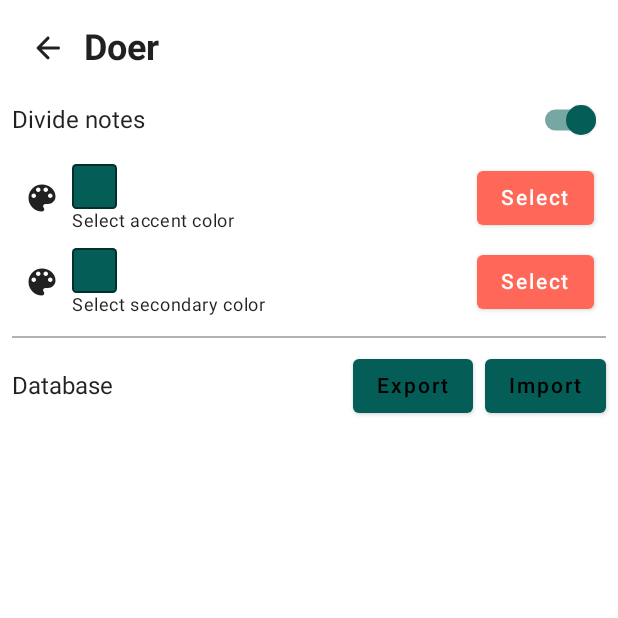
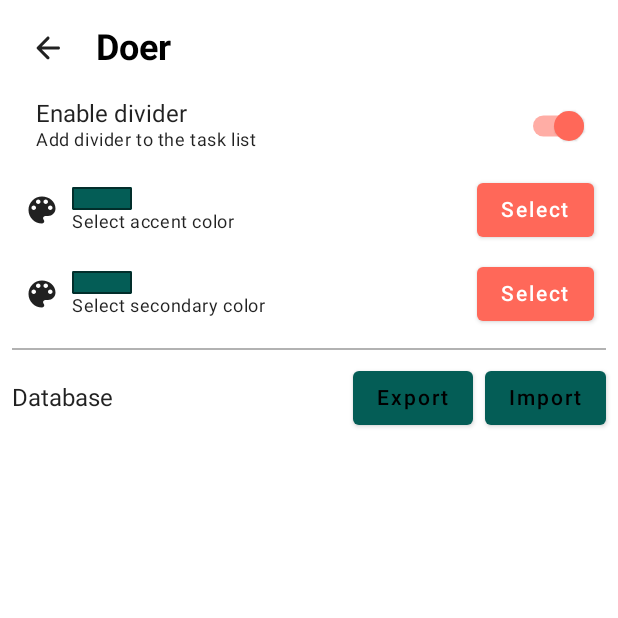
Before and after one commit to anikolsky/Doer, an Android app built with Jetpack Compose: the SettingsScreen screen opened through its navigation route, on a phone screen of 412 x 824 dp, the top half of it. Run offline under Robolectric (Android 15) with nearby library versions, the phone set to English and light mode, and no system bars; our stand-ins replace Dagger/Hilt's generated code, accompanist.

Commit message:
Added composable item for switch setting, topbar is reusable now

```diff
--- /dev/null
+++ b/app/src/main/java/com/omtorney/doer/notes/presentation/components/TopBar.kt
@@ -0,0 +1,91 @@
+package com.omtorney.doer.notes.presentation.components
+
+import androidx.compose.foundation.layout.Row
+import androidx.compose.foundation.layout.RowScope
+import androidx.compose.foundation.layout.fillMaxWidth
+import androidx.compose.foundation.layout.padding
+import androidx.compose.material.*
+import androidx.compose.material.icons.Icons
+import androidx.compose.material.icons.rounded.ArrowBack
+import androidx.compose.material.icons.rounded.MoreVert
+import androidx.compose.material.icons.rounded.Settings
+import androidx.compose.runtime.Composable
+import androidx.compose.ui.Alignment
+import androidx.compose.ui.Modifier
+import androidx.compose.ui.graphics.Color
+import androidx.compose.ui.res.stringResource
+import androidx.compose.ui.text.TextStyle
+import androidx.compose.ui.text.font.FontWeight
+import androidx.compose.ui.unit.dp
+import com.omtorney.doer.R
+import com.omtorney.doer.notes.presentation.home.NotesEvent
+
+@Composable
+fun TopBar(
+    modifier: Modifier = Modifier,
+    content: @Composable (RowScope.() -> Unit)
+) {
+    Row(
+        verticalAlignment = Alignment.CenterVertically,
+        modifier = modifier.fillMaxWidth()
+    ) {
+        content()
+    }
+}
+
+@Composable
+fun AppName(
+    modifier: Modifier = Modifier,
+    accentColor: Long
+) {
+    Text(
+        text = stringResource(R.string.app_name),
+        style = MaterialTheme.typography.h5.merge(
+            TextStyle(
+                color = contentColorFor(backgroundColor = Color(accentColor)),
+                fontWeight = FontWeight.Bold
+            )
+        ),
+        modifier = modifier.padding(start = 8.dp)
+    )
+}
+
+@Composable
+fun MoreButton(
+    accentColor: Long,
+    onClick: () -> Unit
+) {
+    IconButton(onClick = onClick) {
+        Icon(
+            imageVector = Icons.Rounded.MoreVert,
+            contentDescription = stringResource(R.string.sort),
+            tint = contentColorFor(backgroundColor = Color(accentColor))
+        )
+    }
+}
+
+@Composable
+fun SettingsButton(
+    accentColor: Long,
+    onClick: () -> Unit
+) {
+    IconButton(onClick = onClick) {
+        Icon(
+            imageVector = Icons.Rounded.Settings,
+            contentDescription = stringResource(R.string.settings),
+            tint = contentColorFor(backgroundColor = Color(accentColor))
+        )
+    }
+}
+
+@Composable
+fun BackButton(
+    onClick: () -> Unit
+) {
+    IconButton(onClick = onClick) {
+        Icon(
+            imageVector = Icons.Rounded.ArrowBack,
+            contentDescription = stringResource(R.string.dismiss)
+        )
+    }
+}
--- a/app/src/main/java/com/omtorney/doer/notes/presentation/edit/NoteScreen.kt
+++ b/app/src/main/java/com/omtorney/doer/notes/presentation/edit/NoteScreen.kt
@@ -10,6 +10,7 @@ import androidx.compose.material.icons.rounded.ArrowBack
 import androidx.compose.runtime.*
 import androidx.compose.ui.Alignment
 import androidx.compose.ui.Modifier
+import androidx.compose.ui.draw.clip
 import androidx.compose.ui.focus.FocusRequester
 import androidx.compose.ui.focus.focusRequester
 import androidx.compose.ui.geometry.Offset
@@ -27,6 +28,9 @@ import androidx.compose.ui.unit.sp
 import androidx.hilt.navigation.compose.hiltViewModel
 import com.omtorney.doer.R
 import com.omtorney.doer.core.model.NotePriorityConverter
+import com.omtorney.doer.notes.presentation.components.AppName
+import com.omtorney.doer.notes.presentation.components.BackButton
+import com.omtorney.doer.notes.presentation.components.TopBar
 import com.omtorney.doer.notes.util.NotePriority
 import kotlinx.coroutines.flow.collectLatest
 import kotlinx.coroutines.launch
@@ -113,34 +117,17 @@ fun NoteScreen(
                 )
         ) {
             Column(modifier = Modifier.padding(8.dp)) {
+                TopBar(modifier = Modifier.padding(bottom = 8.dp)) {
+                    BackButton(onClick = onClickClose)
+                    /** Priority buttons */
+                    Surface(
+                        shape = RoundedCornerShape(10.dp),
+                        color = MaterialTheme.colors.surface.copy(alpha = 0.45f),
+                        modifier = Modifier.weight(1f)
+                    ) {
                         Row(
                             verticalAlignment = Alignment.CenterVertically,
-                    modifier = Modifier.fillMaxWidth()
-                ) {
-                    /** Back button */
-                    IconButton(onClick = onClickClose) {
-                        Icon(
-                            imageVector = Icons.Rounded.ArrowBack,
-                            contentDescription = stringResource(R.string.dismiss),
-                            tint = contentColorFor(backgroundColor = Color(accentColor))
-                        )
-                    }
-                    /** App name */
-//                    Text(
-//                        text = stringResource(R.string.app_name),
-//                        style = MaterialTheme.typography.h5.merge(
-//                            TextStyle(
-//                                color = contentColorFor(backgroundColor = Color(accentColor)),
-//                                fontWeight = FontWeight.Bold
-//                            )
-//                        ),
-//                        modifier = Modifier.weight(1f)
-//                    )
-                    /** Priority buttons */
-                    Row(
-                        verticalAlignment = Alignment.CenterVertically,
-                        horizontalArrangement = Arrangement.Start,
-                        modifier = Modifier.weight(1f)
+                            horizontalArrangement = Arrangement.SpaceEvenly
                         ) {
                             radioOptions.forEach { notePriority ->
                                 val priorityIndex = NotePriorityConverter().toInt(notePriority)
@@ -158,6 +145,7 @@ fun NoteScreen(
                                         unselectedColor = notePriority.color
                                     )
                                 )
+                            }
                         }
                     }
                     /** Pin button */
--- a/app/src/main/java/com/omtorney/doer/notes/presentation/home/HomeScreen.kt
+++ b/app/src/main/java/com/omtorney/doer/notes/presentation/home/HomeScreen.kt
@@ -26,9 +26,7 @@ import androidx.compose.ui.text.font.FontWeight
 import androidx.compose.ui.unit.dp
 import androidx.hilt.navigation.compose.hiltViewModel
 import com.omtorney.doer.R
-import com.omtorney.doer.notes.presentation.components.OrderSection
-import com.omtorney.doer.notes.presentation.components.NoteItem
-import com.omtorney.doer.notes.presentation.components.PinnedNoteItem
+import com.omtorney.doer.notes.presentation.components.*
 import kotlinx.coroutines.launch
 
 @OptIn(ExperimentalFoundationApi::class)
@@ -86,38 +84,19 @@ fun HomeScreen(
                     )
                 )
         ) {
-            Row(
-                verticalAlignment = Alignment.CenterVertically,
-                modifier = Modifier
-                    .fillMaxWidth()
-                    .padding(8.dp)
-            ) {
-                Text(
-                    text = stringResource(R.string.app_name),
-                    style = MaterialTheme.typography.h5.merge(
-                        TextStyle(
-                            color = contentColorFor(backgroundColor = Color(accentColor)),
-                            fontWeight = FontWeight.Bold
-                        )
-                    ),
-                    modifier = Modifier
-                        .weight(1f)
-                        .padding(start = 8.dp)
+            TopBar(modifier = Modifier.padding(8.dp)) {
+                AppName(
+                    accentColor = accentColor,
+                    modifier = Modifier.weight(1f)
                 )
-                IconButton(onClick = { viewModel.onEvent(NotesEvent.ToggleOrderSection) }) {
-                    Icon(
-                        imageVector = Icons.Rounded.MoreVert,
-                        contentDescription = stringResource(R.string.sort),
-                        tint = contentColorFor(backgroundColor = Color(accentColor))
-                    )
-                }
-                IconButton(onClick = onSettingsClick) {
-                    Icon(
-                        imageVector = Icons.Rounded.Settings,
-                        contentDescription = stringResource(R.string.settings),
-                        tint = contentColorFor(backgroundColor = Color(accentColor))
-                    )
-                }
+                MoreButton(
+                    accentColor = accentColor,
+                    onClick = { viewModel.onEvent(NotesEvent.ToggleOrderSection) }
+                )
+                SettingsButton(
+                    accentColor = accentColor,
+                    onClick = onSettingsClick
+                )
             }
             AnimatedVisibility(
                 visible = state.isOrderSectionVisible,
@@ -138,7 +117,7 @@ fun HomeScreen(
                 }
             }
             LazyColumn(modifier = Modifier.fillMaxSize()) {
-                /** Pinned */
+                /** Pinned list */
                 items(
                     items = state.notes,
                     key = { it.id?.plus(1000) ?: "" } // TODO get other unique id
@@ -157,7 +136,7 @@ fun HomeScreen(
                         }
                     }
                 }
-                /** Unpinned */
+                /** Unpinned list */
                 items(
                     items = state.notes,
                     key = { it.id ?: "" }
--- a/app/src/main/java/com/omtorney/doer/settings/presentation/SettingsScreen.kt
+++ b/app/src/main/java/com/omtorney/doer/settings/presentation/SettingsScreen.kt
@@ -27,6 +27,9 @@ import androidx.hilt.navigation.compose.hiltViewModel
 import com.omtorney.doer.R
 import com.omtorney.doer.settings.presentation.components.ColorPickerDialog
 import com.omtorney.doer.core.presentation.theme.DoerTheme
+import com.omtorney.doer.notes.presentation.components.AppName
+import com.omtorney.doer.notes.presentation.components.BackButton
+import com.omtorney.doer.notes.presentation.components.TopBar
 import com.omtorney.doer.settings.presentation.components.ColorType
 
 @OptIn(ExperimentalMaterialApi::class)
@@ -37,7 +40,7 @@ fun SettingsScreen(
     onClickClose: () -> Unit
 ) {
     val context = LocalContext.current
-    val lineDividerState = viewModel.lineDividerState.collectAsState()
+    val lineDividerState by viewModel.lineDividerState.collectAsState()
     val accentColor by viewModel.accentColor.collectAsState()
     val secondaryColor by viewModel.secondaryColor.collectAsState()
     var colorPickerOpen by remember { mutableStateOf(false) }
@@ -59,41 +62,34 @@ fun SettingsScreen(
                     .fillMaxSize()
                     .padding(8.dp)
             ) {
-                Row(
-                    verticalAlignment = Alignment.CenterVertically,
-                    modifier = Modifier.fillMaxWidth()
-                ) {
-                    IconButton(onClick = onClickClose) {
-                        Icon(
-                            imageVector = Icons.Rounded.ArrowBack,
-                            contentDescription = stringResource(R.string.dismiss)
-                        )
-                    }
-                    Text(
-                        text = stringResource(R.string.app_name),
-                        style = MaterialTheme.typography.h5.merge(
-                            TextStyle(fontWeight = FontWeight.Bold)
-                        ),
-                        modifier = Modifier.weight(1f)
-                    )
+                TopBar {
+                    BackButton(onClick = onClickClose)
+                    AppName(accentColor = accentColor)
                 }
-                LineDividerSwitcher(
-                    color = accentColor,
-                    checked = lineDividerState.value,
+                /** Line divider switch */
+                SettingsMenuSwitch(
+                    title = { Text(text = "Enable divider") },
+                    subtitle = "Add divider to the task list",
+                    state = lineDividerState,
                     onCheckedChange = { viewModel.setLineDividerState(it) }
                 )
                 /** Accent color */
                 SettingsMenuButton(
-                    icon = R.drawable.round_color,
+                    icon = {
+                        Icon(
+                            painter = painterResource(R.drawable.round_color),
+                            contentDescription = null
+                        )
+                    },
                     title = {
                         Canvas(
                             modifier = Modifier
-                                .size(30.dp)
-                                .clip(RoundedCornerShape(10))
+                                .size(width = 40.dp, height = 15.dp)
+                                .clip(RoundedCornerShape(6))
                                 .border(
                                     1.dp,
                                     MaterialTheme.colors.onBackground.copy(alpha = 0.5f),
-                                    RoundedCornerShape(10)
+                                    RoundedCornerShape(6)
                                 )
                                 .background(color = Color(accentColor))
                         ) {}
@@ -106,16 +102,21 @@ fun SettingsScreen(
                 )
                 /** Secondary color */
                 SettingsMenuButton(
-                    icon = R.drawable.round_color,
+                    icon = {
+                        Icon(
+                            painter = painterResource(R.drawable.round_color),
+                            contentDescription = null
+                        )
+                    },
                     title = {
                         Canvas(
                             modifier = Modifier
-                                .size(30.dp)
-                                .clip(RoundedCornerShape(10))
+                                .size(width = 40.dp, height = 15.dp)
+                                .clip(RoundedCornerShape(6))
                                 .border(
                                     1.dp,
                                     MaterialTheme.colors.onBackground.copy(alpha = 0.5f),
-                                    RoundedCornerShape(10)
+                                    RoundedCornerShape(6)
                                 )
                                 .background(color = Color(secondaryColor))
                         ) {}
@@ -161,28 +162,61 @@ fun SettingsScreen(
 }
 
 @Composable
-fun SettingsMenuButton(
-    @DrawableRes icon: Int,
+fun SettingsMenuSwitch(
+    modifier: Modifier = Modifier,
+    icon: @Composable (() -> Unit)? = null,
     title: @Composable () -> Unit,
     subtitle: String,
-    onClick: () -> Unit,
-    modifier: Modifier = Modifier
+    state: Boolean,
+    onCheckedChange: (Boolean) -> Unit
 ) {
     Row(
         verticalAlignment = Alignment.CenterVertically,
         modifier = modifier.padding(horizontal = 8.dp, vertical = 4.dp)
     ) {
-        Icon(
-            painter = painterResource(id = icon),
-            contentDescription = subtitle
-        )
+        icon?.invoke()
         Column(
             modifier = Modifier
                 .weight(1f)
                 .padding(horizontal = 8.dp)
         ) {
             title()
-            Text(text = subtitle, style = MaterialTheme.typography.caption)
+            Text(
+                text = subtitle,
+                style = MaterialTheme.typography.caption
+            )
+        }
+        Switch(
+            checked = state,
+            onCheckedChange = { onCheckedChange(it) },
+            colors = SwitchDefaults.colors(MaterialTheme.colors.primary)
+        )
+    }
+}
+
+@Composable
+fun SettingsMenuButton(
+    modifier: Modifier = Modifier,
+    icon: @Composable (() -> Unit)? = null,
+    title: @Composable () -> Unit,
+    subtitle: String,
+    onClick: () -> Unit
+) {
+    Row(
+        verticalAlignment = Alignment.CenterVertically,
+        modifier = modifier.padding(horizontal = 8.dp, vertical = 4.dp)
+    ) {
+        icon?.invoke()
+        Column(
+            modifier = Modifier
+                .weight(1f)
+                .padding(horizontal = 8.dp)
+        ) {
+            title()
+            Text(
+                text = subtitle,
+                style = MaterialTheme.typography.caption
+            )
         }
         Button(
             onClick = onClick,
@@ -221,26 +255,6 @@ fun DatabaseActions(
     }
 }
 
-@Composable
-fun LineDividerSwitcher(
-    color: Long,
-    checked: Boolean,
-    onCheckedChange: (Boolean) -> Unit
-) {
-    Row(verticalAlignment = Alignment.CenterVertically) {
-        Text(
-            text = "Divide notes",
-            modifier = Modifier.weight(1f),
-            style = MaterialTheme.typography.body1
-        )
-        Switch(
-            checked = checked,
-            onCheckedChange = { onCheckedChange(it) },
-            colors = SwitchDefaults.colors(Color(color))
-        )
-    }
-}
-
 @Preview(showBackground = true, widthDp = 320, uiMode = UI_MODE_NIGHT_YES)
 @Composable
 fun SettingsScreenPreview() {
```
Lines whose indentation alone changed are shown as unchanged.
